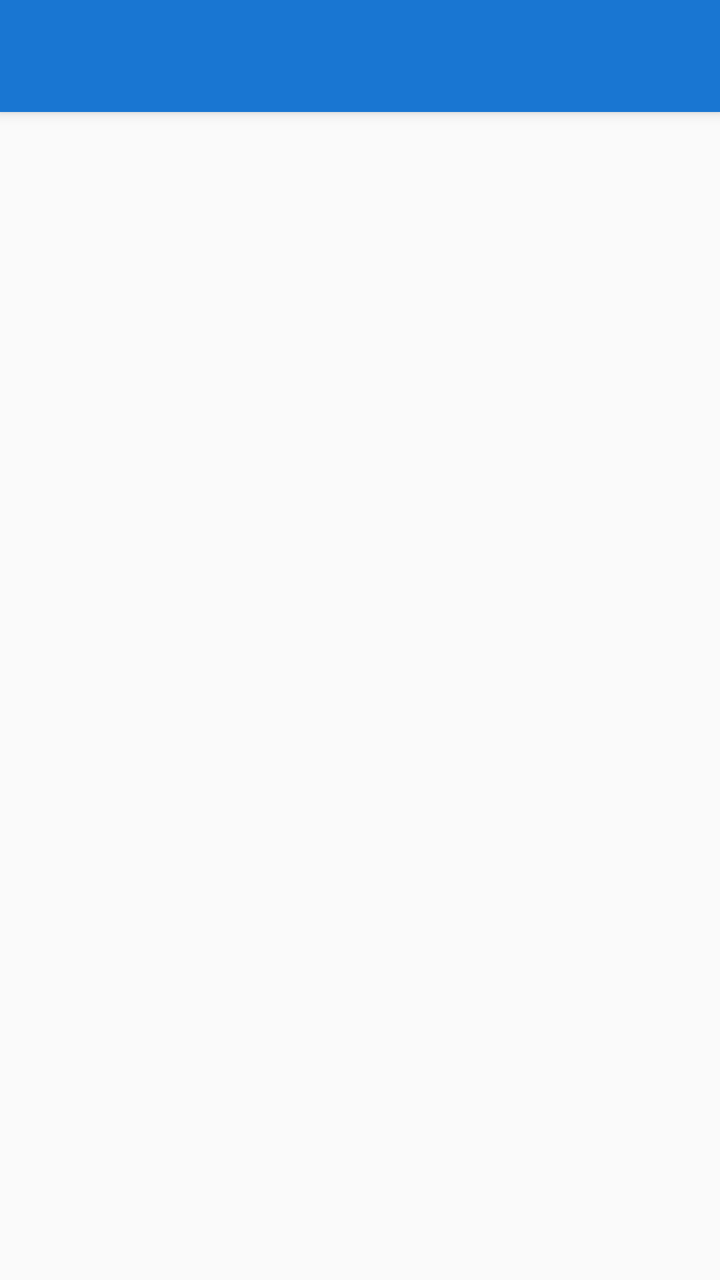
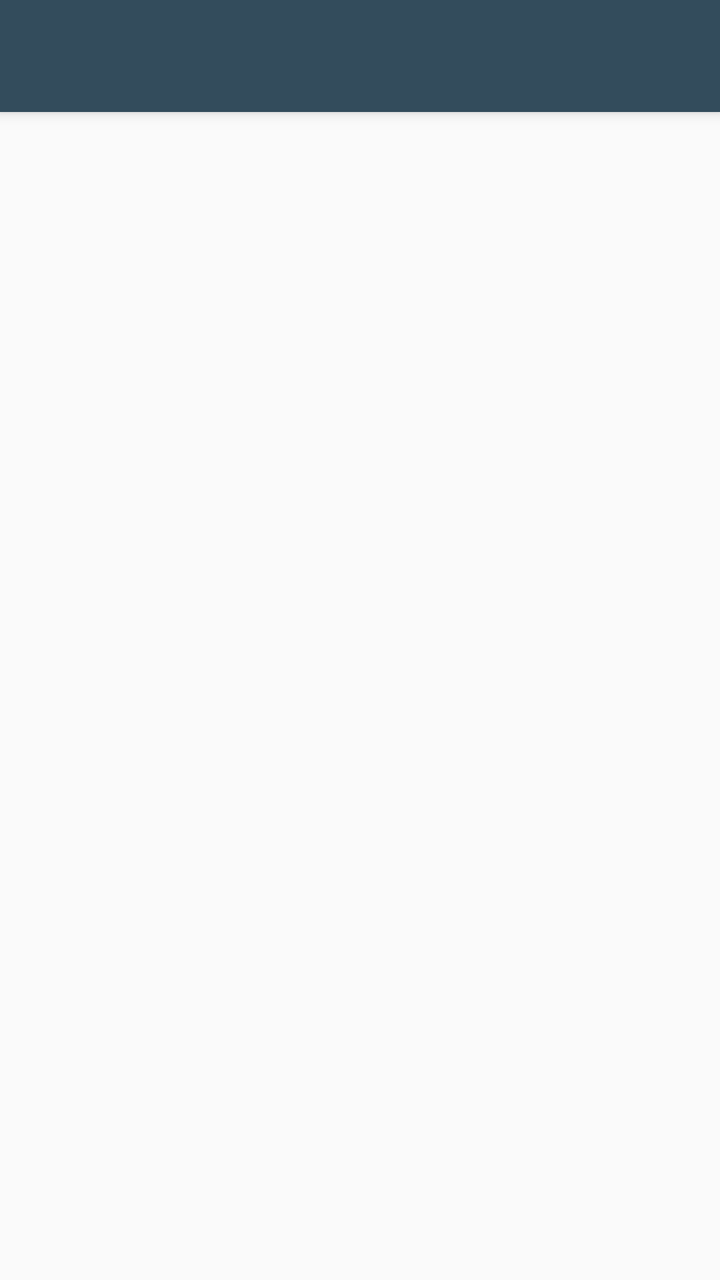

An Android layout rendered at two revisions. The XML below is the earlier revision; the diff shows what the commit changed to produce the second picture.
<!-- AndroidManifest.xml: application theme AppTheme -->
<!-- res/layout/app_bar_noticias.xml -->
<?xml version="1.0" encoding="utf-8"?>
<androidx.coordinatorlayout.widget.CoordinatorLayout xmlns:android="http://schemas.android.com/apk/res/android"
    xmlns:app="http://schemas.android.com/apk/res-auto"
    xmlns:tools="http://schemas.android.com/tools"
    android:layout_width="match_parent"
    android:layout_height="match_parent"
    tools:context=".MainActivity">

    <com.google.android.material.appbar.AppBarLayout
        android:layout_width="match_parent"
        android:layout_height="wrap_content"
        android:theme="@style/AppTheme.AppBarOverlay">

        <androidx.appcompat.widget.Toolbar
            android:id="@+id/toolbar"
            android:layout_width="match_parent"
            android:layout_height="?attr/actionBarSize"
            android:background="?attr/colorPrimary"
            app:popupTheme="@style/AppTheme.PopupOverlay" />

    </com.google.android.material.appbar.AppBarLayout>




</androidx.coordinatorlayout.widget.CoordinatorLayout>
<!-- resources referenced by this layout -->
<resources>
  <style name="AppTheme.AppBarOverlay" parent="ThemeOverlay.AppCompat.Dark.ActionBar" />
  <style name="AppTheme.PopupOverlay" parent="ThemeOverlay.AppCompat.Light" />
  <style name="AppTheme" parent="Theme.AppCompat.Light.DarkActionBar">
          
          <item name="colorPrimary">@color/colorPrimary</item>
          <item name="colorPrimaryDark">@color/colorPrimaryDark</item>
          <item name="colorAccent">@color/colorAccent</item>
          <item name="windowActionBar">false</item>
          <item name="windowNoTitle">true</item>
      </style>
  <color name="colorPrimary">#1976D2</color>
  <color name="colorPrimaryDark">#1565C0</color>
  <color name="colorAccent">#FF4081</color>
</resources>

<!-- the commit's change to res/layout/app_bar_noticias.xml (unified diff, before → after) -->
@@ -15,7 +15,7 @@
             android:id="@+id/toolbar"
             android:layout_width="match_parent"
             android:layout_height="?attr/actionBarSize"
-            android:background="?attr/colorPrimary"
+            android:background="@color/blue_grey_800_overlay"
             app:popupTheme="@style/AppTheme.PopupOverlay" />
 
     </com.google.android.material.appbar.AppBarLayout>
<!-- resource entries referenced after the edit -->
@@ -1,5 +1,6 @@
 <!-- resources referenced by this layout -->
 <resources>
+  <color name="blue_grey_800_overlay">#E637474F</color>
   <style name="AppTheme.AppBarOverlay" parent="ThemeOverlay.AppCompat.Dark.ActionBar" />
   <style name="AppTheme.PopupOverlay" parent="ThemeOverlay.AppCompat.Light" />
   <style name="AppTheme" parent="Theme.AppCompat.Light.DarkActionBar">
